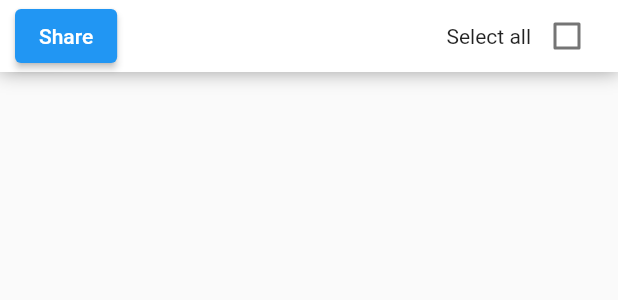
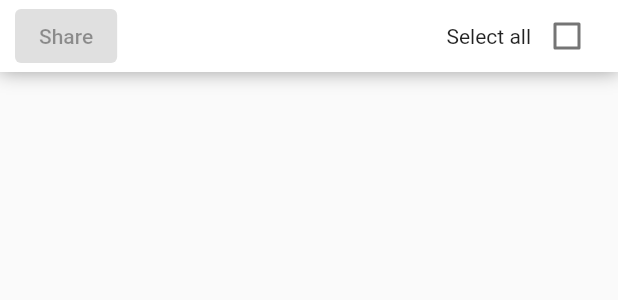
Before and after one commit to RD-Project4/smart-photo-album-frontend, a Flutter app: the BottomBar widget shown alone on an empty page, opened directly, on a phone screen of 412 x 824 dp. Shown: the top 300 px of the screen. Run offline on Flutter 3.47's test engine with Material 2 defaults, Android fonts, the phone set to English and light mode, and no system bars; our stand-ins replace azlistview, bloc, flutter_bloc, group_button, grouped_list, material_floating_search_bar and 3 more; missing offline and left inert: lpinyin, passwordfield, photo_manager, tflite_flutter, tflite_flutter_helper; network calls fail; project files that could hold a hidden picture were left out.

Commit message:
fix: 修复好友统计问题

```diff
--- a/lib/pages/friends/FriendsSelectPage.dart
+++ b/lib/pages/friends/FriendsSelectPage.dart
@@ -51,9 +51,6 @@ class _FriendsSelectPageState extends State<FriendsSelectPage> {
     // show sus tag.
     SuspensionUtil.setShowSuspensionStatus(_friends);
 
-    // 加在底部
-    _friends.insert(_friends.length, FriendInfo(name: 'bottom',tagIndex: ""));
-
     setState(() {});
   }
 
@@ -84,6 +81,7 @@ class _FriendsSelectPageState extends State<FriendsSelectPage> {
   Widget _buildListItem(FriendInfo model) {
     String susTag = model.getSuspensionTag();
     bool _isSelected = _selectedFriends.indexOf(model) != -1;
+
     void _changeSelection() {
       setState(() {
         if (_isSelected) {
@@ -123,19 +121,16 @@ class _FriendsSelectPageState extends State<FriendsSelectPage> {
     );
   }
 
-  /// 底部占位空间
-  Widget _buildBottom() {
-    return Container(
-      width: double.infinity,
-      height: 50,
-    );
-  }
-
   Decoration getIndexBarDecoration(Color color) {
     return BoxDecoration(
         color: color,
         borderRadius: BorderRadius.circular(20.0),
         border: Border.all(color: Colors.grey[300]!, width: .5));
+  }
+
+  /// 分享
+  void _share(){
+
   }
 
   @override
@@ -158,15 +153,28 @@ class _FriendsSelectPageState extends State<FriendsSelectPage> {
               data: _friends,
               itemCount: _friends.length,
               itemBuilder: (BuildContext context, int index) {
+                FriendInfo model = _friends[index];
+
                 if (index == _friends.length - 1) {
-                  return _buildBottom();
+                  // 最后一个在末尾增加占位空格
+
+                  return Column(
+                    children: [
+                      _buildListItem(model),
+                      Container(
+                        width: double.infinity,
+                        height: 50,
+                      )
+                    ],
+                  );
                 }
-                FriendInfo model = _friends[index];
+
                 return _buildListItem(model);
               },
               physics: BouncingScrollPhysics(),
               indexBarData: SuspensionUtil.getTagIndexList(_friends),
               indexHintBuilder: (context, hint) {
+                // 头像
                 return Container(
                   alignment: Alignment.center,
                   width: 60.0,
@@ -201,6 +209,9 @@ class _FriendsSelectPageState extends State<FriendsSelectPage> {
                       _selectedFriends = [];
                     });
                   },
+                  haveSelectAll: _friends.length != 0 &&
+                      _selectedFriends.length == _friends.length,
+                  share: _selectedFriends.length != 0 ? _share : null,
                 )),
           ],
         ));
@@ -209,18 +220,28 @@ class _FriendsSelectPageState extends State<FriendsSelectPage> {
 
 class BottomBar extends StatefulWidget {
   final selectAll, selectNone;
+  final share;
+  final bool haveSelectAll;
 
-  BottomBar({Key? key, this.selectAll, this.selectNone}) : super(key: key);
+  BottomBar({
+    Key? key,
+    this.selectAll,
+    this.selectNone,
+    this.share,
+    this.haveSelectAll = false,
+  }) : super(key: key);
 
   @override
   State<StatefulWidget> createState() => _BottomBarState();
 }
 
 class _BottomBarState extends State<BottomBar> {
-  bool _haveSelectAll = false; // 是否已全选
-
   @override
   Widget build(BuildContext context) {
+    bool _haveSelectAll = widget.haveSelectAll;
+
+    print('widget.haveSelectAll ${widget.haveSelectAll}');
+
     return Container(
       padding: EdgeInsets.only(left: 10, right: 10),
       decoration: BoxDecoration(color: Colors.white, boxShadow: [
@@ -234,7 +255,7 @@ class _BottomBarState extends State<BottomBar> {
         mainAxisSize: MainAxisSize.max,
         mainAxisAlignment: MainAxisAlignment.spaceBetween,
         children: [
-          ElevatedButton(onPressed: () {}, child: Text('Share')),
+          ElevatedButton(onPressed: widget.share, child: Text('Share')),
           Row(
             children: [
               Text('Select all'),
```
Also changed, not shown: lib/util/ListUtil.dart (added, +9 -0 lines).
